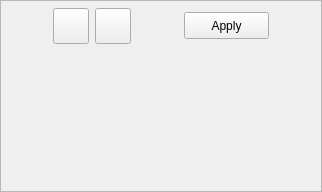
This is Widgets/rangeadjustments.ui in AdelKS/ZeGrapher as Qt 5 draws it before an edit. The edited form follows.
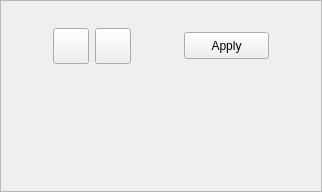
This is the edited form. Icons and pictures are not drawn.

Patch:
```diff
--- a/Widgets/rangeadjustments.ui
+++ b/Widgets/rangeadjustments.ui
@@ -91,13 +91,13 @@
            <number>0</number>
           </property>
           <property name="topMargin">
-           <number>0</number>
+           <number>10</number>
           </property>
           <property name="rightMargin">
            <number>0</number>
           </property>
           <property name="bottomMargin">
-           <number>0</number>
+           <number>10</number>
           </property>
           <item>
            <widget class="QWidget" name="formWidget" native="true">
```
